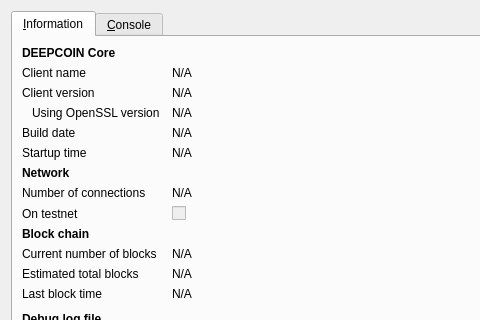
This is src/qt/forms/rpcconsole.ui in deepfuturevc/deepfuture as Qt 5 draws it before an edit; both pictures show x 0 to 480 and y 0 to 320 of the 740 by 450 pixel window. The edited form follows.
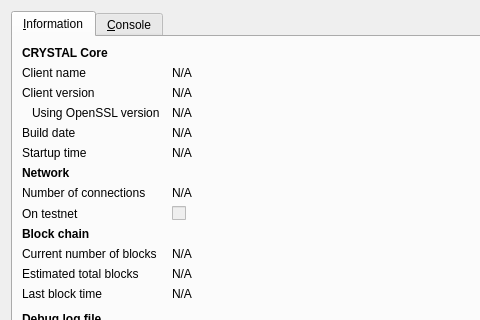
This is the edited form. Icons and pictures are not drawn.

Diff of the .ui file:
```diff
--- a/src/qt/forms/rpcconsole.ui
+++ b/src/qt/forms/rpcconsole.ui
@@ -36,7 +36,7 @@
           </font>
          </property>
          <property name="text">
-          <string>DEEPCOIN Core</string>
+          <string>CRYSTAL Core</string>
          </property>
         </widget>
        </item>
```
Left out of the diff: 6 changed lines with no effect on the pictures.
